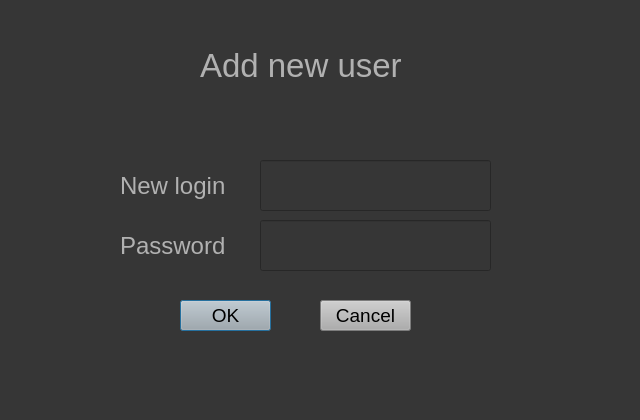
Old version of the form UI/add_user.ui in the repository ShallowSmile1/Lab_def_inf.
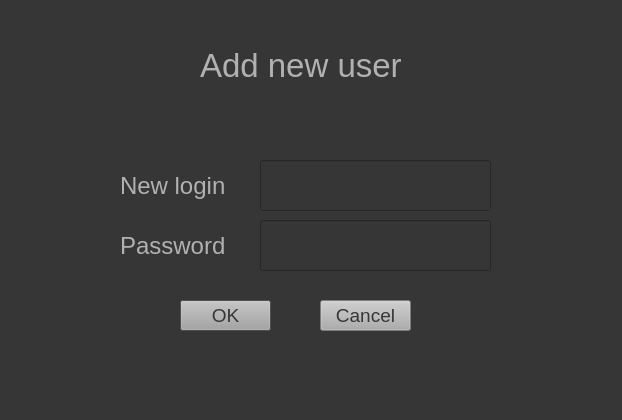
New version of the form.

What changed in the file:
```diff
--- a/UI/add_user.ui
+++ b/UI/add_user.ui
@@ -6,7 +6,7 @@
    <rect>
     <x>0</x>
     <y>0</y>
-    <width>640</width>
+    <width>622</width>
     <height>420</height>
    </rect>
   </property>
@@ -14,7 +14,9 @@
    <string>Dialog</string>
   </property>
   <property name="styleSheet">
-   <string notr="true">background:rgb(54, 54, 54);</string>
+   <string notr="true">background:rgb(54, 54, 54);color: rgb(177, 177, 177);
+alternate-background-color: rgb(97, 97, 97);
+selection-background-color: rgb(97, 97, 97);</string>
   </property>
   <widget class="QLabel" name="label">
    <property name="geometry">
@@ -71,7 +73,7 @@
     </rect>
    </property>
    <property name="styleSheet">
-    <string notr="true">background-color: rgb(173, 173, 173); font-size: 14pt;</string>
+    <string notr="true">background-color: rgb(173, 173, 173); font-size: 14pt;color:rgb(54, 54, 54)</string>
    </property>
    <property name="text">
     <string>OK</string>
@@ -87,7 +89,7 @@
     </rect>
    </property>
    <property name="styleSheet">
-    <string notr="true">background-color: rgb(173, 173, 173); font-size: 14pt;</string>
+    <string notr="true">background-color: rgb(173, 173, 173); font-size: 14pt;color:rgb(54, 54, 54)</string>
    </property>
    <property name="text">
     <string>Cancel</string>
```
